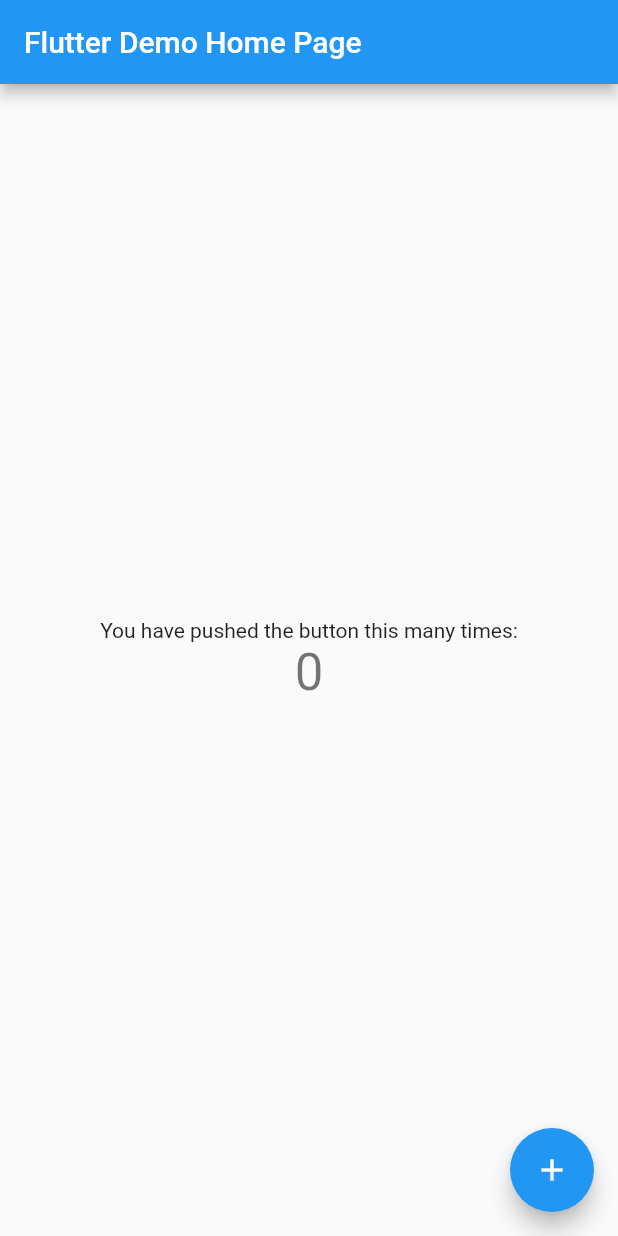
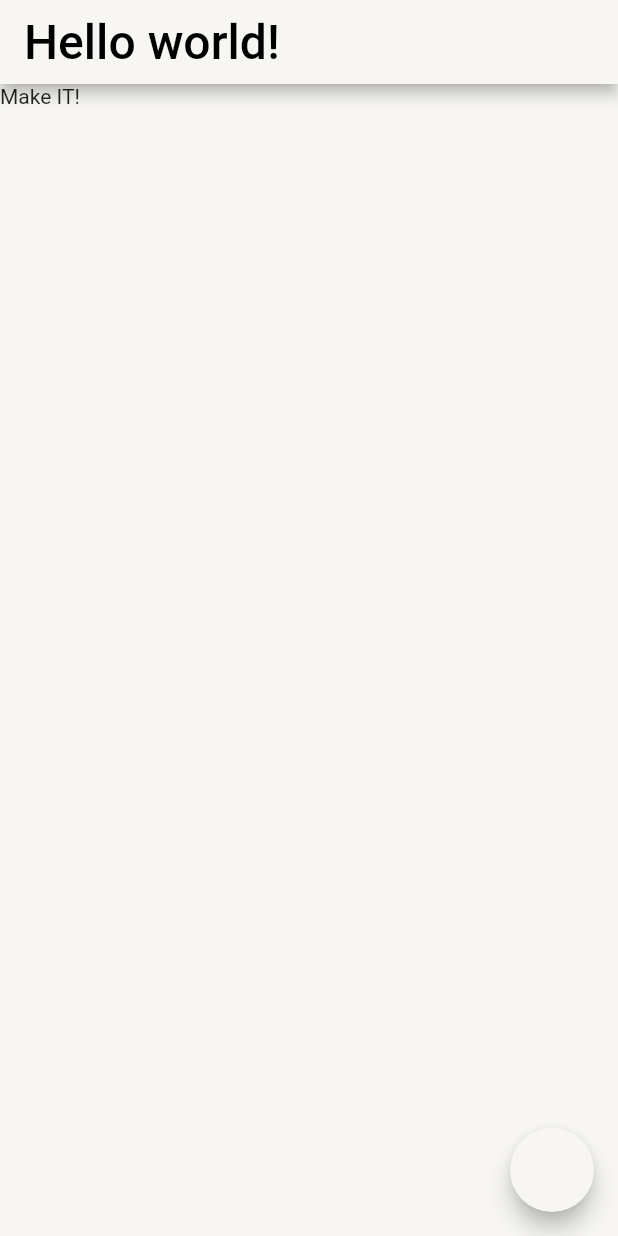
Before and after one commit to ann-who/todo, a Flutter app: the screen it shows after launch, on a phone screen of 412 x 824 dp. Run offline on Flutter 3.47's test engine with Material 2 defaults, Android fonts, the phone set to English and light mode, and no system bars; generated files the repository leaves out were written again.

Commit message:
Add internationalization

```diff
--- /dev/null
+++ b/l10n.yaml
@@ -0,0 +1,3 @@
+arb-dir: lib/l10n
+template-arb-file: app_ru.arb
+output-localization-file: app_localizations.dart
--- /dev/null
+++ b/lib/l10n/app_en.arb
@@ -0,0 +1,4 @@
+{
+    "helloWorld": "Hello world!",
+    "title": "Make IT!"
+}
--- /dev/null
+++ b/lib/l10n/app_fr.arb
@@ -0,0 +1,4 @@
+{
+    "helloWorld": "Salut le Monde!",
+    "title": "Faire ça!"
+}
--- /dev/null
+++ b/lib/l10n/app_ru.arb
@@ -0,0 +1,4 @@
+{
+    "helloWorld": "Привет, мир!",
+    "title": "Сделать"
+}
--- a/lib/main.dart
+++ b/lib/main.dart
@@ -1,115 +1,29 @@
 import 'package:flutter/material.dart';
+import 'package:flutter_gen/gen_l10n/app_localizations.dart';
+import 'package:todo_app/app_theme/theme_manager.dart';
+import 'package:todo_app/screens/main_screen.dart';
 
 void main() {
   runApp(const MyApp());
 }
 
-class MyApp extends StatelessWidget {
+class MyApp extends StatefulWidget {
   const MyApp({Key? key}) : super(key: key);
 
-  // This widget is the root of your application.
+  @override
+  State<MyApp> createState() => _MyAppState();
+}
+
+class _MyAppState extends State<MyApp> {
   @override
   Widget build(BuildContext context) {
     return MaterialApp(
+      localizationsDelegates: AppLocalizations.localizationsDelegates,
+      supportedLocales: AppLocalizations.supportedLocales,
       title: 'Flutter Demo',
-      theme: ThemeData(
-        // This is the theme of your application.
-        //
-        // Try running your application with "flutter run". You'll see the
-        // application has a blue toolbar. Then, without quitting the app, try
-        // changing the primarySwatch below to Colors.green and then invoke
-        // "hot reload" (press "r" in the console where you ran "flutter run",
-        // or simply save your changes to "hot reload" in a Flutter IDE).
-        // Notice that the counter didn't reset back to zero; the application
-        // is not restarted.
-        primarySwatch: Colors.blue,
-      ),
-      home: const MyHomePage(title: 'Flutter Demo Home Page'),
+      theme: ThemeManager.theme(Brightness.light),
+      darkTheme: ThemeManager.theme(Brightness.dark),
+      home: const MainScreen(),
     );
   }
 }
-
-class MyHomePage extends StatefulWidget {
-  const MyHomePage({Key? key, required this.title}) : super(key: key);
-
-  // This widget is the home page of your application. It is stateful, meaning
-  // that it has a State object (defined below) that contains fields that affect
-  // how it looks.
-
-  // This class is the configuration for the state. It holds the values (in this
-  // case the title) provided by the parent (in this case the App widget) and
-  // used by the build method of the State. Fields in a Widget subclass are
-  // always marked "final".
-
-  final String title;
-
-  @override
-  State<MyHomePage> createState() => _MyHomePageState();
-}
-
-class _MyHomePageState extends State<MyHomePage> {
-  int _counter = 0;
-
-  void _incrementCounter() {
-    setState(() {
-      // This call to setState tells the Flutter framework that something has
-      // changed in this State, which causes it to rerun the build method below
-      // so that the display can reflect the updated values. If we changed
-      // _counter without calling setState(), then the build method would not be
-      // called again, and so nothing would appear to happen.
-      _counter++;
-    });
-  }
-
-  @override
-  Widget build(BuildContext context) {
-    // This method is rerun every time setState is called, for instance as done
-    // by the _incrementCounter method above.
-    //
-    // The Flutter framework has been optimized to make rerunning build methods
-    // fast, so that you can just rebuild anything that needs updating rather
-    // than having to individually change instances of widgets.
-    return Scaffold(
-      appBar: AppBar(
-        // Here we take the value from the MyHomePage object that was created by
-        // the App.build method, and use it to set our appbar title.
-        title: Text(widget.title),
-      ),
-      body: Center(
-        // Center is a layout widget. It takes a single child and positions it
-        // in the middle of the parent.
-        child: Column(
-          // Column is also a layout widget. It takes a list of children and
-          // arranges them vertically. By default, it sizes itself to fit its
-          // children horizontally, and tries to be as tall as its parent.
-          //
-          // Invoke "debug painting" (press "p" in the console, choose the
-          // "Toggle Debug Paint" action from the Flutter Inspector in Android
-          // Studio, or the "Toggle Debug Paint" command in Visual Studio Code)
-          // to see the wireframe for each widget.
-          //
-          // Column has various properties to control how it sizes itself and
-          // how it positions its children. Here we use mainAxisAlignment to
-          // center the children vertically; the main axis here is the vertical
-          // axis because Columns are vertical (the cross axis would be
-          // horizontal).
-          mainAxisAlignment: MainAxisAlignment.center,
-          children: <Widget>[
-            const Text(
-              'You have pushed the button this many times:',
-            ),
-            Text(
-              '$_counter',
-              style: Theme.of(context).textTheme.headline4,
-            ),
-          ],
-        ),
-      ),
-      floatingActionButton: FloatingActionButton(
-        onPressed: _incrementCounter,
-        tooltip: 'Increment',
-        child: const Icon(Icons.add),
-      ), // This trailing comma makes auto-formatting nicer for build methods.
-    );
-  }
-}
--- /dev/null
+++ b/lib/screens/main_screen.dart
@@ -0,0 +1,19 @@
+import 'package:flutter/material.dart';
+import 'package:todo_app/app_theme/text_theme.dart';
+import 'package:flutter_gen/gen_l10n/app_localizations.dart';
+
+class MainScreen extends StatelessWidget {
+  const MainScreen({Key? key}) : super(key: key);
+
+  @override
+  Widget build(BuildContext context) {
+    return Scaffold(
+      appBar: AppBar(
+          title: AppLargeTitle(AppLocalizations.of(context)!.helloWorld)),
+      body: Text(AppLocalizations.of(context)!.title),
+      floatingActionButton: FloatingActionButton(
+        onPressed: () {},
+      ),
+    );
+  }
+}
```
Also changed, not shown: pubspec.yaml (+4 -10 lines), pubspec.lock.
